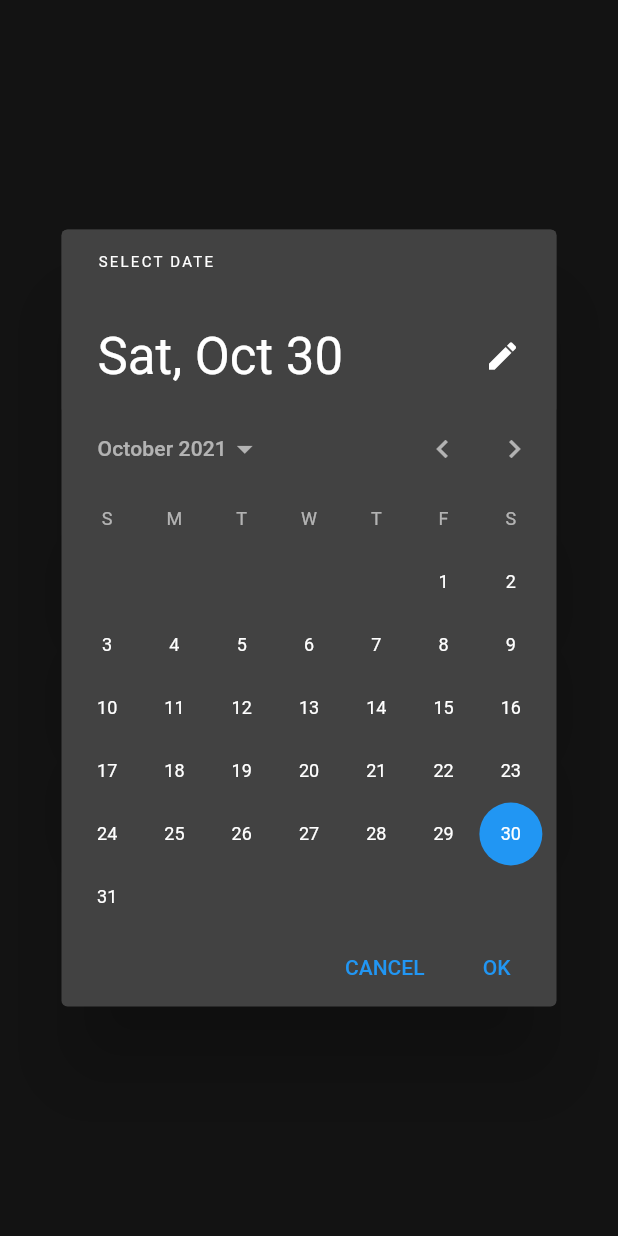
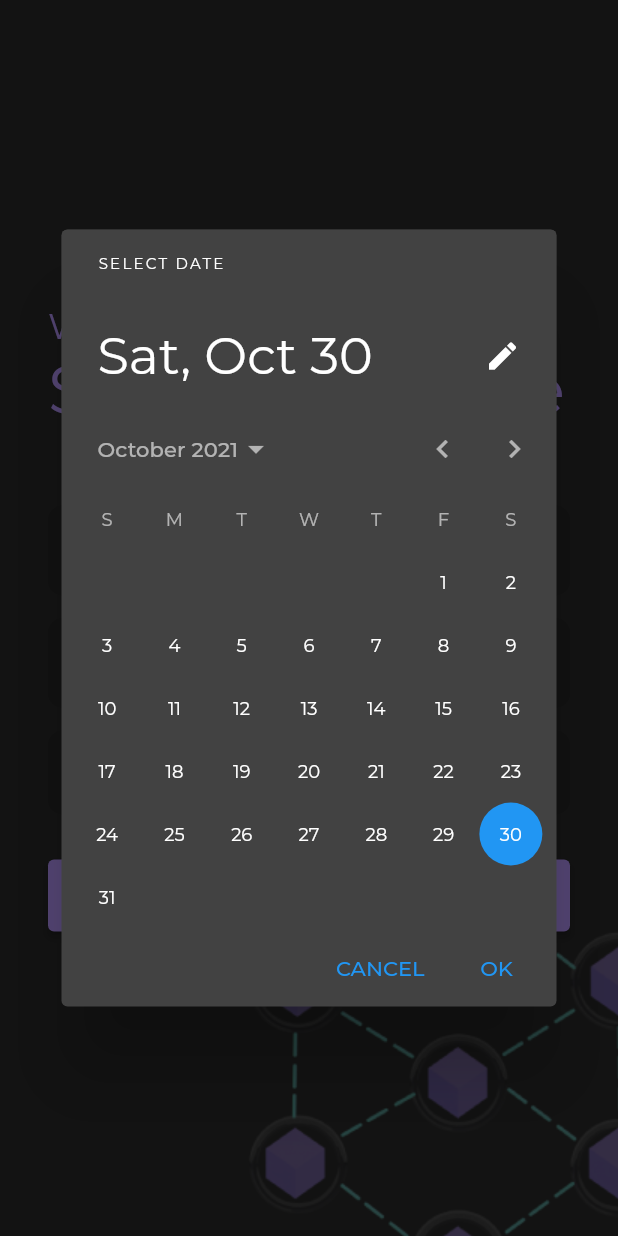
Before and after one commit to emem365/evoting_web3, a Flutter app: the screen it shows after launch, after a tap on an icon or button, on a phone screen of 412 x 824 dp. Run offline on Flutter 3.47's test engine with Material 2 defaults, Android fonts, the phone set to English and light mode, and no system bars; our stand-ins replace google_fonts.

```diff
--- a/aasha/lib/main.dart
+++ b/aasha/lib/main.dart
@@ -1,7 +1,54 @@
 import 'package:aasha/register.dart';
 import 'package:flutter/material.dart';
+import 'package:google_fonts/google_fonts.dart';
 
 void main() {
-  runApp(MaterialApp(
-      theme: ThemeData(brightness: Brightness.dark), home: Register()));
+  runApp(
+    const AppWidget()
+  );
 }
+
+class AppWidget extends StatelessWidget {
+  const AppWidget({ Key? key }) : super(key: key);
+
+  @override
+  Widget build(BuildContext context) {
+    return MaterialApp(
+      theme: ThemeData(scaffoldBackgroundColor: const Color(0xFF292929), brightness: Brightness.dark, textTheme: GoogleFonts.montserratTextTheme(Theme.of(context).textTheme)),
+      home: FutureBuilder(
+        future: Future.delayed(const Duration(seconds: 5)),
+        builder: (context, snap) {
+          if(snap.connectionState == ConnectionState.waiting){
+            return const SplashScreen();
+          } else {
+            return const Register();
+          }
+        },
+      ),
+    );
+  }
+}
+
+class SplashScreen extends StatelessWidget {
+  const SplashScreen({ Key? key }) : super(key: key);
+
+  @override
+  Widget build(BuildContext context) {
+    return Scaffold(
+      body: Center(
+        child: Column(
+          crossAxisAlignment: CrossAxisAlignment.center,
+          children: [
+            SizedBox(height: MediaQuery.of(context).size.height/2-200,),
+            Image.asset('assets/icon-fg.png', width: MediaQuery.of(context).size.width/2,),
+            Text('AASHA', style: Theme.of(context).textTheme.headline6?.copyWith(color: Colors.white70),),
+            const Expanded(child: Center(child: CircularProgressIndicator(color: Color(0xFF7CFDF2),),),),
+            Text('FROM',style: Theme.of(context).textTheme.overline?.copyWith(color: Colors.white70)),
+            Text('Team Omae Wa Mou Shindeiru',style: Theme.of(context).textTheme.overline?.copyWith(color: Colors.white70)),
+            const SizedBox(height: 32,),
+          ],
+        ),
+      ),
+    );
+  }
+}
--- a/aasha/lib/register.dart
+++ b/aasha/lib/register.dart
@@ -28,11 +28,15 @@ class _RegisterState extends State<Register> {
   @override
   Widget build(BuildContext context) {
     return Scaffold(
-      backgroundColor: Color.fromRGBO(41, 41, 41, 1),
-      body: Center(
+      body: Stack(
+        children: [
+          Positioned( bottom: -150,  right: -150, child: Opacity(opacity: 0.5, child: Image.asset('assets/icon-fg.png'))),
+          Positioned.fill(
+            child: Padding(
+              padding: const EdgeInsets.all(32.0),
               child: Column(
                 mainAxisAlignment: MainAxisAlignment.center,
-          crossAxisAlignment: CrossAxisAlignment.start,
+                crossAxisAlignment: CrossAxisAlignment.stretch,
                 children: [
                   Padding(
                     padding: const EdgeInsets.only(bottom: 50.0),
@@ -40,119 +44,66 @@ class _RegisterState extends State<Register> {
                       crossAxisAlignment: CrossAxisAlignment.start,
                       children: [
                         Text(
-                    "Hello!",
-                    style: TextStyle(
-                        color: Color.fromRGBO(185, 152, 255, 1),
-                        fontSize: 35,
-                        fontWeight: FontWeight.w500),
+                          "Welcome",
+                          style: Theme.of(context)
+                              .textTheme
+                              .headline5
+                              ?.copyWith(color: const Color(0xFFB998FF)),
                         ),
                         Text(
-                    "Signup to",
-                    style: TextStyle(
-                        color: Color.fromRGBO(185, 152, 255, 1),
-                        fontSize: 35,
-                        fontWeight: FontWeight.w500),
-                  ),
-                  Text(
-                    "Vote",
-                    style: TextStyle(
-                        color: Color.fromRGBO(185, 152, 255, 1),
-                        fontSize: 35,
-                        fontWeight: FontWeight.w500),
+                          "Sign-up to vote",
+                          style: Theme.of(context)
+                              .textTheme
+                              .headline3
+                              ?.copyWith(color: const Color(0xFFB998FF)),
                         ),
                       ],
                     ),
                   ),
-            SizedBox(
-              width: MediaQuery.of(context).size.width * 2.2 / 3,
-              child: Container(
-                decoration: BoxDecoration(
-                    color: Colors.white.withOpacity(0.5),
-                    borderRadius: BorderRadius.circular(10),
-                    boxShadow: [
-                      BoxShadow(
-                        color: Colors.black38,
-                        blurRadius: 25,
-                        offset: const Offset(0, 10),
-                      ),
-                    ]),
-                child: TextFormField(
+                  TextFormField(
+                    style: const TextStyle(color: Colors.white),
                     decoration: InputDecoration(
                       hintText: 'Name',
-                    hintStyle: TextStyle(color: Colors.black54),
                       filled: true,
-                    fillColor: Colors.white.withOpacity(0.5),
+                      fillColor: Colors.black12,
                       border: OutlineInputBorder(
                         borderRadius: BorderRadius.circular(10),
                         borderSide: BorderSide.none,
                       ),
                     ),
                   ),
+                  const SizedBox(
+                    height: 15,
                   ),
-            ),
-            Padding(
-              padding: const EdgeInsets.only(top: 15),
-              child: SizedBox(
-                width: MediaQuery.of(context).size.width * 2.2 / 3,
-                child: Container(
-                  decoration: BoxDecoration(
-                      color: Colors.white.withOpacity(0.5),
-                      borderRadius: BorderRadius.circular(10),
-                      boxShadow: [
-                        BoxShadow(
-                          color: Colors.black38,
-                          blurRadius: 25,
-                          offset: const Offset(0, 10),
-                        ),
-                      ]),
-                  child: TextFormField(
+                  TextFormField(
+                    style: const TextStyle(color: Colors.white),
                     decoration: InputDecoration(
                       hintText: 'Aadhar Number',
-                      hintStyle: TextStyle(color: Colors.black54),
                       filled: true,
-                      fillColor: Colors.white.withOpacity(0.5),
+                      fillColor: Colors.black12,
                       border: OutlineInputBorder(
                         borderRadius: BorderRadius.circular(10),
                         borderSide: BorderSide.none,
                       ),
                     ),
                   ),
+                  const SizedBox(
+                    height: 15,
                   ),
-              ),
-            ),
-            Padding(
-              padding: const EdgeInsets.only(top: 15.0),
-              child: SizedBox(
-                width: MediaQuery.of(context).size.width * 2.2 / 3,
-                child: Container(
-                  decoration: BoxDecoration(
-                      color: Colors.white.withOpacity(0.5),
-                      borderRadius: BorderRadius.circular(10),
-                      boxShadow: [
-                        BoxShadow(
-                          color: Colors.black38,
-                          blurRadius: 25,
-                          offset: const Offset(0, 10),
-                        ),
-                      ]),
-                  child: Container(
+                  Container(
                     decoration: BoxDecoration(
                       borderRadius: BorderRadius.circular(10),
-                      color: Colors.white.withOpacity(0.5),
+                      color: Colors.black12,
                     ),
                     child: ListTile(
-                      leading: Icon(
+                      leading: const Icon(
                         Icons.event,
-                        color: Colors.black54,
                       ),
                       title: Text(
                         '${selectedDate.day}/${selectedDate.month}/${selectedDate.year}',
-                        style: TextStyle(color: Colors.black54),
+                        style: const TextStyle(color: Colors.white),
                       ),
                       onTap: _pickdate,
-                    ),
-                  ),
-                ),
                     ),
                   ),
                   Padding(
@@ -163,15 +114,13 @@ class _RegisterState extends State<Register> {
                       child: ElevatedButton(
                         style: ButtonStyle(
                           backgroundColor: MaterialStateProperty.all(
-                        Color.fromRGBO(185, 152, 255, 1)),
+                              const Color(0xFFB998FF)),
                         ),
                         onPressed: () {},
                         child: Text(
-                    "SignUp",
-                    style: TextStyle(
-                        fontSize: 17,
-                        fontWeight: FontWeight.w900,
-                        color: Colors.white.withOpacity(0.8)),
+                          "Sign-up",
+                          style:
+                              TextStyle(color: Colors.white.withOpacity(0.8)),
                         ),
                       ),
                     ),
@@ -179,6 +128,10 @@ class _RegisterState extends State<Register> {
                 ],
               ),
             ),
+          ),
+
+        ],
+      ),
     );
   }
 }
--- a/aasha/pubspec.yaml
+++ b/aasha/pubspec.yaml
@@ -27,11 +27,10 @@ environment:
 # the latest version available on pub.dev. To see which dependencies have newer
 # versions available, run `flutter pub outdated`.
 dependencies:
-  # The following adds the Cupertino Icons font to your application.
-  # Use with the CupertinoIcons class for iOS style icons.
   cupertino_icons: ^1.0.2
   flutter:
     sdk: flutter
+  google_fonts: ^2.1.0
 
 dev_dependencies:
   flutter_launcher_icons: ^0.9.2
```
Also changed, not shown: aasha/pubspec.lock, 1 other file. Lines whose indentation alone changed are shown as unchanged.
